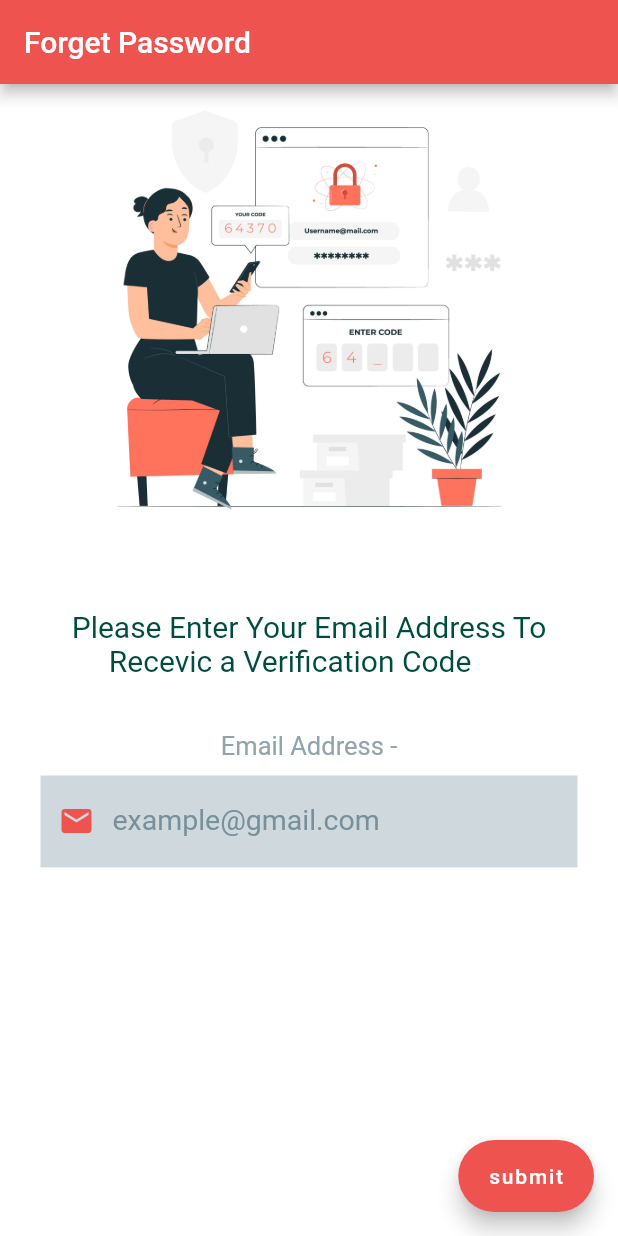
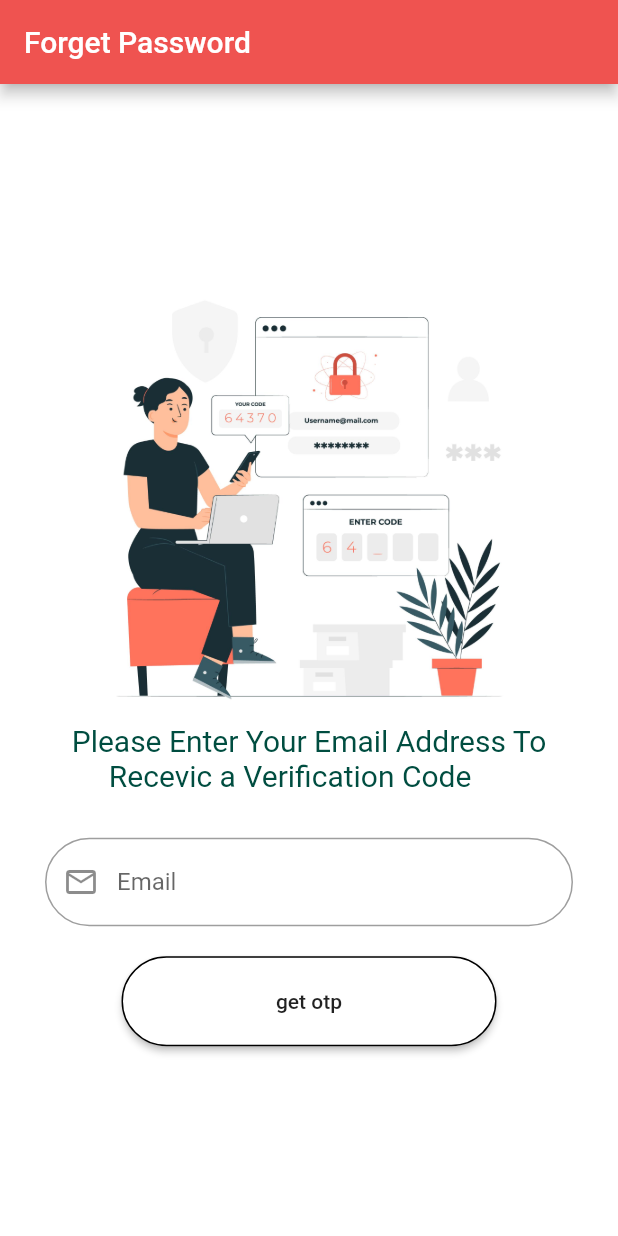
Before and after one commit to ayan-gorain/Cook-Fast, a Flutter app: the screen it shows after launch, on a phone screen of 412 x 824 dp. Run offline on Flutter 3.47's test engine with Material 2 defaults, Android fonts, the phone set to English and light mode, and no system bars; our stand-ins replace firebase_auth, firebase_core, flutter_screenutil, get, pinput and 1 more; missing offline and left inert: dart:ffi; accounts and stored records are empty; Roboto replaces fonts that are missing (Poppins, Poppins Pro, Source Sans Pro).

Commit message:
forget password page

```diff
--- a/lib/pages/frogetPass.dart
+++ b/lib/pages/frogetPass.dart
@@ -10,95 +10,73 @@
     return Scaffold(
       appBar: AppBar(
         backgroundColor: Colors.red[400],
-        title: Text(
-          'Forget Password',
-          style: TextStyle(fontFamily: 'Poppins'),
+
+        title: Text ('Forget Password',
+          style: TextStyle(
+            fontFamily: 'Poppins'
+          ),
         ),
       ),
         backgroundColor: Colors.white,
-      body: SingleChildScrollView(
-        child: Center(
+        body: Center(
+          child: SingleChildScrollView(
             child: Column(
+              mainAxisAlignment: MainAxisAlignment.spaceEvenly,
               children: [
                 Container(
                   child: Image.asset('assets/images/forPass.png'),
                   width: 300,
                 ),
-
-              SizedBox(height: 50),
-
-              Text(
-                'Please Enter Your Email Address To\n     Recevic a Verification Code',
+                Text('Please Enter Your Email Address To\n     Recevic a Verification Code',
                 style: TextStyle(
                     color: Colors.teal[900],
                     fontSize: 20,
-                    fontFamily: 'Poppins Pro'),
+                    fontFamily: 'Poppins Pro'
+                ),),
+                SizedBox(height: 30,),
+                Padding(
+                  padding: const EdgeInsets.only(left: 30,right: 30),
+                  child: TextFormField(
+                    validator: (value){
+                      if(value!.isEmpty){
+                        return "email cannot be empty";
+                      }
+                      return null;
+
+                    },
+                    //onChanged: (value){
+                   //   _email=value.trim();
+                   // },
+                    decoration: InputDecoration(
+                      prefixIcon : Icon(Icons.mail_outline),
+                      border: OutlineInputBorder(borderRadius: BorderRadius.all(Radius.circular(30.0)),
+                        borderSide: BorderSide(color: Colors.blue),),
+                      labelText: 'Email',
+                      hintText: 'Enter Email here',
+                    ),
+                  ),
+                ),
+                SizedBox(height: 20,),
+                MaterialButton(
+                  minWidth:250,
+                  height: 60,
+                  onPressed: ()  {  },
+                  color: Colors.white,
+                  shape: RoundedRectangleBorder(
+                      side: BorderSide(
+                        color: Colors.black,
+                      ),
+                      borderRadius: BorderRadius.circular(50)),
+                  child: Text("get otp",
+                      style: TextStyle(
+                        fontWeight: FontWeight.w500,
+                      )),
                 ),
 
-              SizedBox(height: 35),
 
-              Column(
-                children: [
-                  Text(
-                    'Email Address -',
-                    style: TextStyle(
-                      color: Colors.blueGrey[300],
-                      fontSize: 17,
-                    ),
-                  ),
-                  Padding(
-                    padding: EdgeInsets.symmetric(vertical: 10, horizontal: 27),
-                    child: TextFormField(
-                      decoration: InputDecoration(
-                        prefixIcon: Icon(
-                          Icons.mail,
-                          color: Colors.red[400],
-                        ),
-                        labelText: 'example@gmail.com',
-                        labelStyle: TextStyle(
-                          fontSize: 19,
-                          color: Colors.blueGrey[400],
-                          fontFamily: 'Source Sans Pro',
-                        ),
-                        border: InputBorder.none,
-                        fillColor: Colors.blueGrey[100],
-                        filled: true,
-                      ),
-                      keyboardType: TextInputType.emailAddress,
-                    ),
-                  ),
-                ],
-              ),
-
-              // Container(
-              //     color: Colors.blueGrey[100],
-              //     padding: EdgeInsets.all(0.2),
-              //     margin: EdgeInsets.symmetric(vertical: 10, horizontal: 27),
-              //     child: ListTile(
-              //       leading: Icon(
-              //         Icons.mail,
-              //         color: Colors.red[400],
-              //       ),
-              //       title: Text('example@gmail.com',
-              //           style: TextStyle(
-              //             fontSize: 19,
-              //             color: Colors.blueGrey[400],
-              //             fontFamily: 'Source Sans Pro',
-              //           )
-              //       ),
-              //     )
-              // )
               ],
             ),
           ),
-      ),
-      floatingActionButton: FloatingActionButton.extended(
-        onPressed: () {
-          // Add your onPressed code here!
-        },
-        label: const Text('submit'),
-        backgroundColor: Colors.red[400],
-      ),
-    );
+        ));
   }
 }
```
Lines whose indentation alone changed are shown as unchanged.
